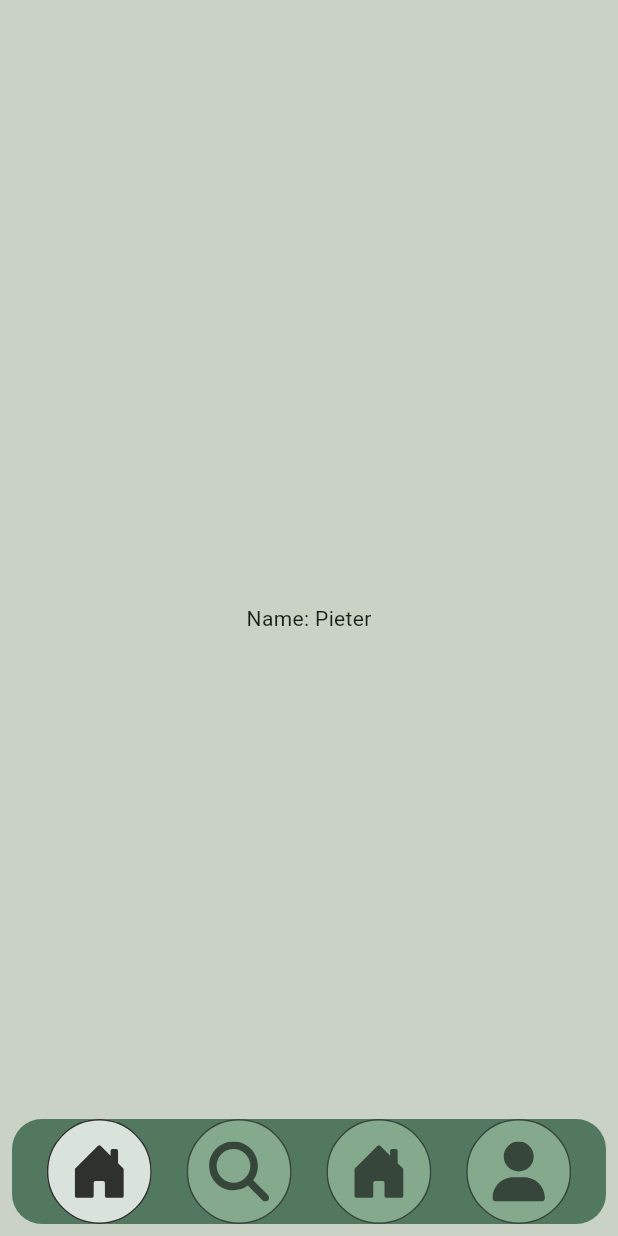
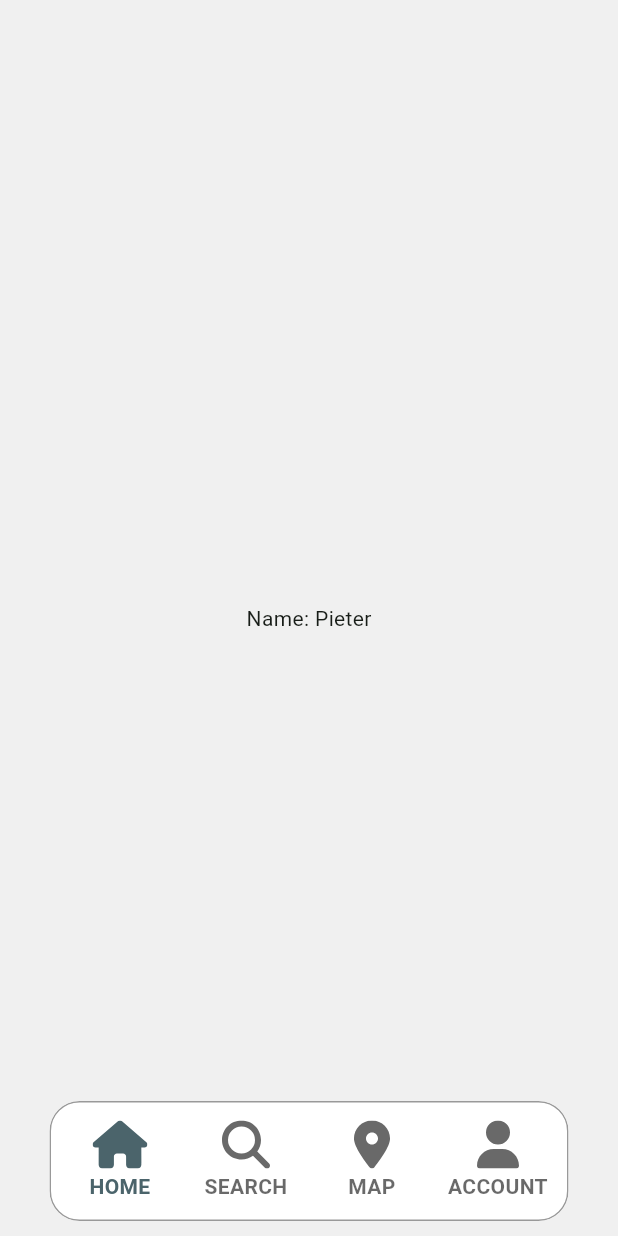
Before and after one commit to Witwerts/frontendPokegrunn, a Flutter app: the screen it shows after launch, on a phone screen of 412 x 824 dp. Run offline on Flutter 3.47's test engine with Material 3 defaults, Android fonts, the light colour scheme and no system bars; our stand-ins replace flutter_svg.

Commit message:
bottomnavigation lay-out + colors

```diff
--- a/lib/models/MainApp.dart
+++ b/lib/models/MainApp.dart
@@ -10,9 +10,9 @@ class MainApp extends StatelessWidget {
   //navigation
   //current user
   //settings (theme...)
-  static const Color color1 = Color.fromARGB(255, 202, 210, 197);
-  static const Color color2 = Color.fromARGB(255, 132, 169, 140);
-  static const Color color3 = Color.fromARGB(255, 82, 121, 95);
+  static const Color color1 = Color(0xFFF0F0F0);
+  static const Color color2 = Color(0xFF4B646B);
+  static const Color color3 = Color(0xFF104E5B);
   static const Color color4 = Color.fromARGB(255, 53, 79, 82);
 
   // This widget is the root of your application.
--- a/lib/models/NavigationCategory.dart
+++ b/lib/models/NavigationCategory.dart
@@ -3,8 +3,8 @@ enum NavigationCategory {
 
   home(title: "Home", svgIcon: "src/icons/home.svg", url: '/'),
   search(title: "Search", svgIcon: "src/icons/search.svg", url: '/search'),
-  map(title: "Map", svgIcon: "src/icons/home.svg", url: '/map'),
-  account(title: "My Account", svgIcon: "src/icons/account.svg", url: '/account');
+  map(title: "Map", svgIcon: "src/icons/map.svg", url: '/map'),
+  account(title: "Account", svgIcon: "src/icons/account.svg", url: '/account');
 
   const NavigationCategory({
     this.title = '',
--- a/lib/pages/AccountPage.dart
+++ b/lib/pages/AccountPage.dart
@@ -26,7 +26,7 @@ class AccountPageState extends NavigationPageState {
   @override
   Widget build(BuildContext context) {
     return Container(
-      color: MainApp.color1,
+      color: Color.fromARGB(255, 240, 240, 240),
       padding: EdgeInsets.zero,
       child: const Column(
         mainAxisAlignment: MainAxisAlignment.center,
--- a/lib/pages/EmptyPage copy.dart
+++ /dev/null
@@ -1,16 +0,0 @@
-import 'package:flutter/material.dart';
-import '../models/NavigationPage.dart';
-
-class EmptyPage extends NavigationPage  {
-  EmptyPage();
-
-  @override
-  Widget getWidget(BuildContext context) {
-    return Container();
-  }
-
-  @override
-  Widget build(BuildContext context) {
-    return getWidget(context);
-  }
-}
--- a/lib/views/NavigationView.dart
+++ b/lib/views/NavigationView.dart
@@ -20,7 +20,7 @@ class NavigationView extends StatelessWidget {
     for(var cIndex = 0; cIndex < navCategories.length; cIndex++){
       NavigationCategory cat = navCategories.elementAt(cIndex);
 
-      Widget button = NavItem(cat.svgIcon, navController.activeNavigator?.tabCategory == cat, onTap: () => navController.gotoPage(cIndex, cat.url));
+      Widget button = NavItem(cat.svgIcon, cat.title, navController.activeNavigator?.tabCategory == cat, onTap: () => navController.gotoPage(cIndex, cat.url));
 
       buttons.add(button);
     }
@@ -29,14 +29,22 @@ class NavigationView extends StatelessWidget {
       visible: navController.activeNavigator?.showNavigation ?? false,
       child: Container(
         color: Colors.transparent,
-        margin: EdgeInsets.all(8),
+        margin: EdgeInsets.all(10),
         child: ClipRRect(
           borderRadius: BorderRadius.all(Radius.circular(20)),
           child: Container(
-            height: 70,
-            padding: EdgeInsets.zero,
-            color: MainApp.color3,
+            height: 80,
+            padding: EdgeInsets.all(4),
+            decoration: BoxDecoration(
+              border: Border.all(
+                color: Colors.black.withOpacity(0.4),
+                width: 1.0,
+              ),
+              borderRadius: BorderRadius.all(Radius.circular(20)),
+              color: Colors.white,
+            ),
             child: Row(
+              mainAxisSize: MainAxisSize.min,
               mainAxisAlignment: MainAxisAlignment.spaceEvenly,
               children: buttons,
             ),
--- a/lib/widgets/NavItem.dart
+++ b/lib/widgets/NavItem.dart
@@ -2,57 +2,49 @@ import 'package:flutter/material.dart';
 import 'package:flutter_svg/flutter_svg.dart';
 import 'package:pokegrunn/models/MainApp.dart';
 
-Widget NavItem(String svgPath, bool isActive, {VoidCallback? onTap}) {
-  Color iconColor = const Color.fromARGB(150, 0, 0, 0);
-  Color btnColor = MainApp.color2;
-  Color borderColor = const Color.fromARGB(150, 0, 0, 0);
+Widget NavItem(String svgPath, String title, bool isActive, {VoidCallback? onTap}) {
+  Color color = const Color.fromARGB(150, 0, 0, 0);
 
   if(isActive){
-    iconColor = const Color.fromARGB(200, 0, 0, 0);
-    btnColor = const Color.fromARGB(200, 255, 255, 255);
-    borderColor = const Color.fromARGB(200, 0, 0, 0);
+    color = MainApp.color2;
   }
 
-  Widget? icon = SvgPicture.asset(
-    svgPath,
-    height: 40,
-    width: 40,
-    color: iconColor,
-  );
-
-  Widget? button = Container(
-    width: 70,
-    height: 70,
-    decoration: BoxDecoration(
-      shape: BoxShape.circle,
-      color: btnColor, // Kleur van de cirkel wanneer geselecteerd
-      border: Border.all(
-        color: borderColor,
-        width: 1.0,
+  return Material(
+    color: Colors.transparent, // Stel een achtergrondkleur in indien nodig
+    child: Ink(
+      child: InkWell(
+        onTap: onTap,
+        customBorder: RoundedRectangleBorder(
+          borderRadius: BorderRadius.all(Radius.circular(14)), // Zorgt voor een strak vierkant zonder afronding
+        ),
+        child: Padding(
+          padding: EdgeInsets.all(8.0),
+          child: Container(
+          width: 68,
+          child: Column(
+            children: [
+              Align (
+                alignment: Alignment.center,
+                child: SvgPicture.asset(
+                  svgPath,
+                  height: 32,
+                  color: color,
+                ),
+              ),
+              SizedBox(height: 2),
+              Text(
+                title.toUpperCase(),
+                textAlign: TextAlign.center,
+                style: TextStyle(
+                  color: color,
+                  fontWeight: FontWeight.w600,
+                ),
+              )
+            ]
+          ),
+        ), // Vervang 'your_icon' door het gewenste icoon
+        ),
       ),
     ),
   );
-
-  return IconButton(
-    onPressed: onTap,
-    padding: EdgeInsets.zero,
-    icon: Stack(
-      alignment: Alignment.center,
-      children: [
-        button,
-        icon,
-      ]
-    )
-  );
-
-  /*return Padding(
-    padding: const EdgeInsets.only(top: 0.0, bottom: 0.0), // Pas de padding hier aan
-    child: Stack(
-      alignment: Alignment.center,
-      children: [
-        button,
-        icon,
-      ]
-    )
-  );*/
 }
```
Also changed, not shown: src/icons/home.svg, src/icons/map.svg (added), 1 other file.
